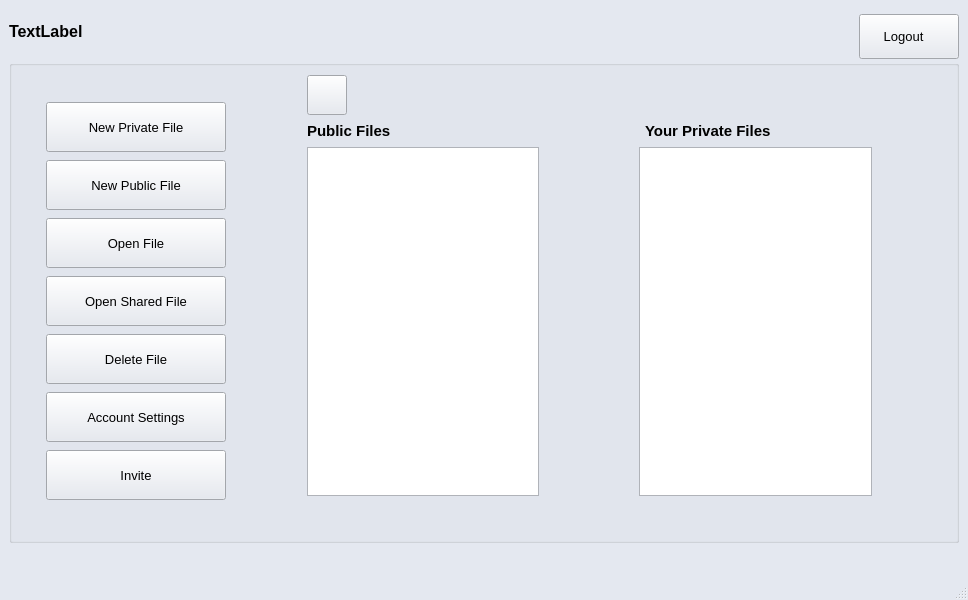
First picture: the form in concurrentTextEditor/loggedinmainwindow.ui, repository scottiexdev/concurrentTextEditor, before the edit.
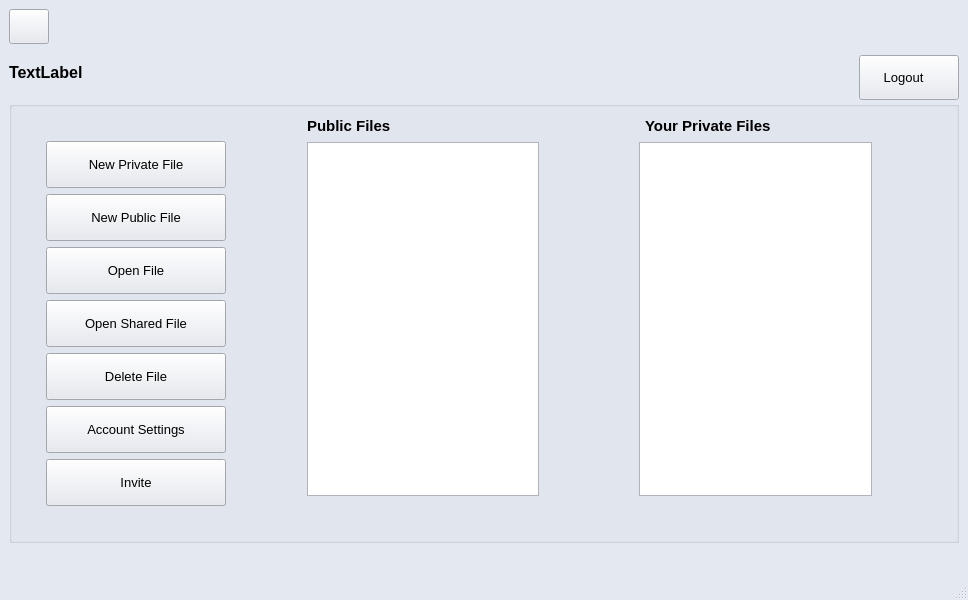
Second picture: the form after the edit. Icons and pictures are not drawn.

Commit message: new pwd msg added + refresh button moved

Diff of the .ui file:
```diff
--- a/concurrentTextEditor/loggedinmainwindow.ui
+++ b/concurrentTextEditor/loggedinmainwindow.ui
@@ -472,7 +472,7 @@
     <property name="bottomMargin">
      <number>35</number>
     </property>
-    <item row="1" column="0">
+    <item row="2" column="0">
      <widget class="QGroupBox" name="groupBox">
       <property name="sizePolicy">
        <sizepolicy hsizetype="Expanding" vsizetype="Expanding">
@@ -489,157 +489,6 @@
        <string/>
       </property>
       <layout class="QGridLayout" name="gridLayout_3">
-       <item row="1" column="2" rowspan="2">
-        <layout class="QGridLayout" name="gridLayout_2" rowstretch="0,0" columnstretch="0,0,0,0,0">
-         <property name="rightMargin">
-          <number>75</number>
-         </property>
-         <property name="bottomMargin">
-          <number>35</number>
-         </property>
-         <item row="0" column="0">
-          <widget class="QLabel" name="PublicFilesLabel">
-           <property name="sizePolicy">
-            <sizepolicy hsizetype="Expanding" vsizetype="Fixed">
-             <horstretch>0</horstretch>
-             <verstretch>0</verstretch>
-            </sizepolicy>
-           </property>
-           <property name="font">
-            <font>
-             <pointsize>11</pointsize>
-             <weight>75</weight>
-             <bold>true</bold>
-            </font>
-           </property>
-           <property name="text">
-            <string>Public Files</string>
-           </property>
-          </widget>
-         </item>
-         <item row="0" column="1" colspan="3">
-          <spacer name="horizontalSpacer_2">
-           <property name="orientation">
-            <enum>Qt::Horizontal</enum>
-           </property>
-           <property name="sizeType">
-            <enum>QSizePolicy::MinimumExpanding</enum>
-           </property>
-           <property name="sizeHint" stdset="0">
-            <size>
-             <width>100</width>
-             <height>20</height>
-            </size>
-           </property>
-          </spacer>
-         </item>
-         <item row="0" column="4">
-          <widget class="QLabel" name="PrivateFilesLabel">
-           <property name="sizePolicy">
-            <sizepolicy hsizetype="Expanding" vsizetype="Fixed">
-             <horstretch>0</horstretch>
-             <verstretch>0</verstretch>
-            </sizepolicy>
-           </property>
-           <property name="font">
-            <font>
-             <pointsize>11</pointsize>
-             <weight>75</weight>
-             <bold>true</bold>
-            </font>
-           </property>
-           <property name="text">
-            <string>Your Private Files</string>
-           </property>
-          </widget>
-         </item>
-         <item row="1" column="0" colspan="2">
-          <widget class="QTableWidget" name="PublicFileListTable">
-           <property name="sizePolicy">
-            <sizepolicy hsizetype="Preferred" vsizetype="Preferred">
-             <horstretch>0</horstretch>
-             <verstretch>0</verstretch>
-            </sizepolicy>
-           </property>
-           <property name="maximumSize">
-            <size>
-             <width>850</width>
-             <height>550</height>
-            </size>
-           </property>
-           <property name="font">
-            <font>
-             <pointsize>10</pointsize>
-            </font>
-           </property>
-           <property name="layoutDirection">
-            <enum>Qt::LeftToRight</enum>
-           </property>
-           <property name="autoFillBackground">
-            <bool>true</bool>
-           </property>
-           <property name="frameShape">
-            <enum>QFrame::StyledPanel</enum>
-           </property>
-           <property name="frameShadow">
-            <enum>QFrame::Sunken</enum>
-           </property>
-           <attribute name="horizontalHeaderCascadingSectionResizes">
-            <bool>true</bool>
-           </attribute>
-           <attribute name="horizontalHeaderShowSortIndicator" stdset="0">
-            <bool>false</bool>
-           </attribute>
-           <attribute name="horizontalHeaderStretchLastSection">
-            <bool>true</bool>
-           </attribute>
-          </widget>
-         </item>
-         <item row="1" column="2">
-          <spacer name="horizontalSpacer">
-           <property name="orientation">
-            <enum>Qt::Horizontal</enum>
-           </property>
-           <property name="sizeType">
-            <enum>QSizePolicy::Preferred</enum>
-           </property>
-           <property name="sizeHint" stdset="0">
-            <size>
-             <width>100</width>
-             <height>20</height>
-            </size>
-           </property>
-          </spacer>
-         </item>
-         <item row="1" column="3" colspan="2">
-          <widget class="QTableWidget" name="PrivatefileListTable">
-           <property name="sizePolicy">
-            <sizepolicy hsizetype="Preferred" vsizetype="Preferred">
-             <horstretch>0</horstretch>
-             <verstretch>0</verstretch>
-            </sizepolicy>
-           </property>
-           <property name="maximumSize">
-            <size>
-             <width>850</width>
-             <height>550</height>
-            </size>
-           </property>
-           <property name="font">
-            <font>
-             <pointsize>10</pointsize>
-            </font>
-           </property>
-           <attribute name="horizontalHeaderCascadingSectionResizes">
-            <bool>true</bool>
-           </attribute>
-           <attribute name="horizontalHeaderStretchLastSection">
-            <bool>true</bool>
-           </attribute>
-          </widget>
-         </item>
-        </layout>
-       </item>
        <item row="0" column="0" rowspan="3">
         <layout class="QVBoxLayout" name="verticalLayout">
          <property name="leftMargin">
@@ -860,7 +709,219 @@
          </item>
         </layout>
        </item>
-       <item row="0" column="2">
+       <item row="0" column="2" rowspan="3">
+        <layout class="QGridLayout" name="gridLayout_2" rowstretch="0,0" columnstretch="0,0,0,0,0">
+         <property name="rightMargin">
+          <number>75</number>
+         </property>
+         <property name="bottomMargin">
+          <number>35</number>
+         </property>
+         <item row="0" column="1" colspan="3">
+          <spacer name="horizontalSpacer_2">
+           <property name="orientation">
+            <enum>Qt::Horizontal</enum>
+           </property>
+           <property name="sizeType">
+            <enum>QSizePolicy::MinimumExpanding</enum>
+           </property>
+           <property name="sizeHint" stdset="0">
+            <size>
+             <width>100</width>
+             <height>20</height>
+            </size>
+           </property>
+          </spacer>
+         </item>
+         <item row="0" column="4">
+          <widget class="QLabel" name="PrivateFilesLabel">
+           <property name="sizePolicy">
+            <sizepolicy hsizetype="Expanding" vsizetype="Fixed">
+             <horstretch>0</horstretch>
+             <verstretch>0</verstretch>
+            </sizepolicy>
+           </property>
+           <property name="font">
+            <font>
+             <pointsize>11</pointsize>
+             <weight>75</weight>
+             <bold>true</bold>
+            </font>
+           </property>
+           <property name="text">
+            <string>Your Private Files</string>
+           </property>
+          </widget>
+         </item>
+         <item row="1" column="3" colspan="2">
+          <widget class="QTableWidget" name="PrivatefileListTable">
+           <property name="sizePolicy">
+            <sizepolicy hsizetype="Preferred" vsizetype="Preferred">
+             <horstretch>0</horstretch>
+             <verstretch>0</verstretch>
+            </sizepolicy>
+           </property>
+           <property name="maximumSize">
+            <size>
+             <width>850</width>
+             <height>550</height>
+            </size>
+           </property>
+           <property name="font">
+            <font>
+             <pointsize>10</pointsize>
+            </font>
+           </property>
+           <attribute name="horizontalHeaderCascadingSectionResizes">
+            <bool>true</bool>
+           </attribute>
+           <attribute name="horizontalHeaderStretchLastSection">
+            <bool>true</bool>
+           </attribute>
+          </widget>
+         </item>
+         <item row="0" column="0">
+          <widget class="QLabel" name="PublicFilesLabel">
+           <property name="sizePolicy">
+            <sizepolicy hsizetype="Expanding" vsizetype="Fixed">
+             <horstretch>0</horstretch>
+             <verstretch>0</verstretch>
+            </sizepolicy>
+           </property>
+           <property name="font">
+            <font>
+             <pointsize>11</pointsize>
+             <weight>75</weight>
+             <bold>true</bold>
+            </font>
+           </property>
+           <property name="text">
+            <string>Public Files</string>
+           </property>
+          </widget>
+         </item>
+         <item row="1" column="2">
+          <spacer name="horizontalSpacer">
+           <property name="orientation">
+            <enum>Qt::Horizontal</enum>
+           </property>
+           <property name="sizeType">
+            <enum>QSizePolicy::Preferred</enum>
+           </property>
+           <property name="sizeHint" stdset="0">
+            <size>
+             <width>100</width>
+             <height>20</height>
+            </size>
+           </property>
+          </spacer>
+         </item>
+         <item row="1" column="0" colspan="2">
+          <widget class="QTableWidget" name="PublicFileListTable">
+           <property name="sizePolicy">
+            <sizepolicy hsizetype="Preferred" vsizetype="Preferred">
+             <horstretch>0</horstretch>
+             <verstretch>0</verstretch>
+            </sizepolicy>
+           </property>
+           <property name="maximumSize">
+            <size>
+             <width>850</width>
+             <height>550</height>
+            </size>
+           </property>
+           <property name="font">
+            <font>
+             <pointsize>10</pointsize>
+            </font>
+           </property>
+           <property name="layoutDirection">
+            <enum>Qt::LeftToRight</enum>
+           </property>
+           <property name="autoFillBackground">
+            <bool>true</bool>
+           </property>
+           <property name="frameShape">
+            <enum>QFrame::StyledPanel</enum>
+           </property>
+           <property name="frameShadow">
+            <enum>QFrame::Sunken</enum>
+           </property>
+           <attribute name="horizontalHeaderCascadingSectionResizes">
+            <bool>true</bool>
+           </attribute>
+           <attribute name="horizontalHeaderShowSortIndicator" stdset="0">
+            <bool>false</bool>
+           </attribute>
+           <attribute name="horizontalHeaderStretchLastSection">
+            <bool>true</bool>
+           </attribute>
+          </widget>
+         </item>
+        </layout>
+       </item>
+      </layout>
+     </widget>
+    </item>
+    <item row="1" column="0">
+     <layout class="QHBoxLayout" name="horizontalLayout">
+      <item>
+       <widget class="QLabel" name="welcomeLabel">
+        <property name="maximumSize">
+         <size>
+          <width>16777215</width>
+          <height>45</height>
+         </size>
+        </property>
+        <property name="font">
+         <font>
+          <pointsize>12</pointsize>
+          <weight>75</weight>
+          <bold>true</bold>
+         </font>
+        </property>
+        <property name="text">
+         <string>TextLabel</string>
+        </property>
+       </widget>
+      </item>
+      <item>
+       <widget class="QPushButton" name="pushButtonLogout_2">
+        <property name="minimumSize">
+         <size>
+          <width>100</width>
+          <height>45</height>
+         </size>
+        </property>
+        <property name="maximumSize">
+         <size>
+          <width>100</width>
+          <height>35</height>
+         </size>
+        </property>
+        <property name="font">
+         <font>
+          <pointsize>10</pointsize>
+         </font>
+        </property>
+        <property name="cursor">
+         <cursorShape>PointingHandCursor</cursorShape>
+        </property>
+        <property name="layoutDirection">
+         <enum>Qt::RightToLeft</enum>
+        </property>
+        <property name="text">
+         <string>Logout   </string>
+        </property>
+        <property name="icon">
+         <iconset>
+          <normaloff>../build-concurrentTextEditor-Desktop_Qt_5_14_1_MinGW_32_bit-Profile/IconsBar/logout.png</normaloff>../build-concurrentTextEditor-Desktop_Qt_5_14_1_MinGW_32_bit-Profile/IconsBar/logout.png</iconset>
+        </property>
+       </widget>
+      </item>
+     </layout>
+    </item>
+    <item row="0" column="0">
         <widget class="QPushButton" name="pushButtonUpdate_2">
          <property name="sizePolicy">
           <sizepolicy hsizetype="Preferred" vsizetype="Preferred">
@@ -1344,67 +1405,6 @@
        </item>
       </layout>
      </widget>
-    </item>
-    <item row="0" column="0">
-     <layout class="QHBoxLayout" name="horizontalLayout">
-      <item>
-       <widget class="QLabel" name="welcomeLabel">
-        <property name="maximumSize">
-         <size>
-          <width>16777215</width>
-          <height>45</height>
-         </size>
-        </property>
-        <property name="font">
-         <font>
-          <pointsize>12</pointsize>
-          <weight>75</weight>
-          <bold>true</bold>
-         </font>
-        </property>
-        <property name="text">
-         <string>TextLabel</string>
-        </property>
-       </widget>
-      </item>
-      <item>
-       <widget class="QPushButton" name="pushButtonLogout_2">
-        <property name="minimumSize">
-         <size>
-          <width>100</width>
-          <height>45</height>
-         </size>
-        </property>
-        <property name="maximumSize">
-         <size>
-          <width>100</width>
-          <height>35</height>
-         </size>
-        </property>
-        <property name="font">
-         <font>
-          <pointsize>10</pointsize>
-         </font>
-        </property>
-        <property name="cursor">
-         <cursorShape>PointingHandCursor</cursorShape>
-        </property>
-        <property name="layoutDirection">
-         <enum>Qt::RightToLeft</enum>
-        </property>
-        <property name="text">
-         <string>Logout   </string>
-        </property>
-        <property name="icon">
-         <iconset>
-          <normaloff>../build-concurrentTextEditor-Desktop_Qt_5_14_1_MinGW_32_bit-Profile/IconsBar/logout.png</normaloff>../build-concurrentTextEditor-Desktop_Qt_5_14_1_MinGW_32_bit-Profile/IconsBar/logout.png</iconset>
-        </property>
-       </widget>
-      </item>
-     </layout>
-    </item>
-   </layout>
-  </widget>
   <widget class="QMenuBar" name="menubar">
    <property name="geometry">
     <rect>
```
Left out of the diff: 2 changed lines with no effect on the pictures. Lines whose indentation alone changed are shown as unchanged. The commit also changes 5 other files.
